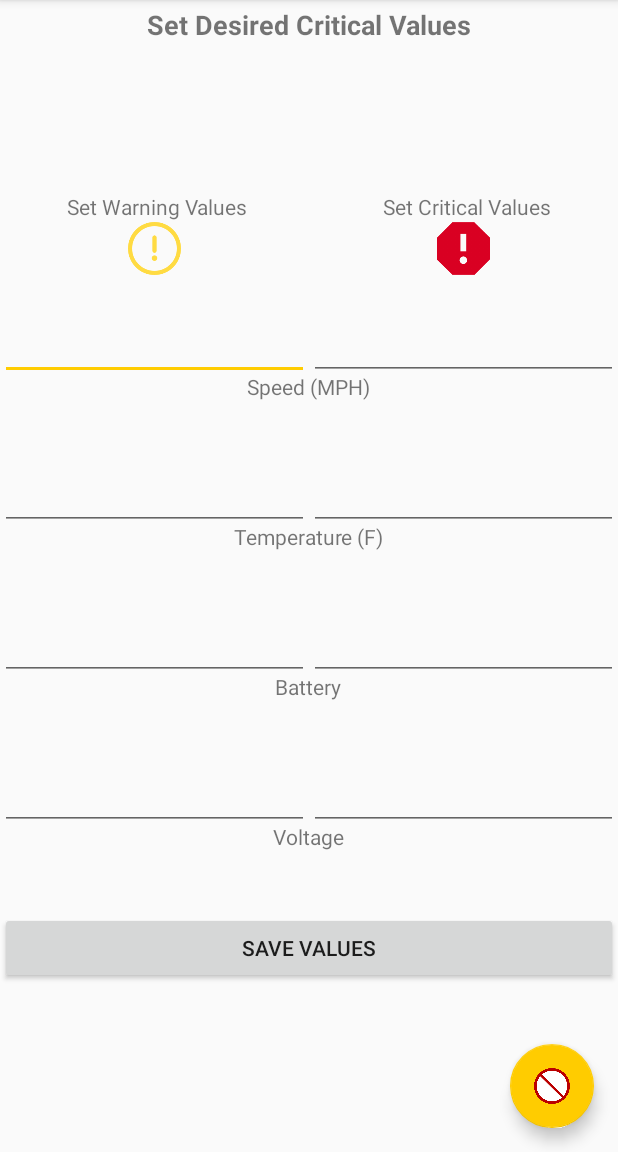
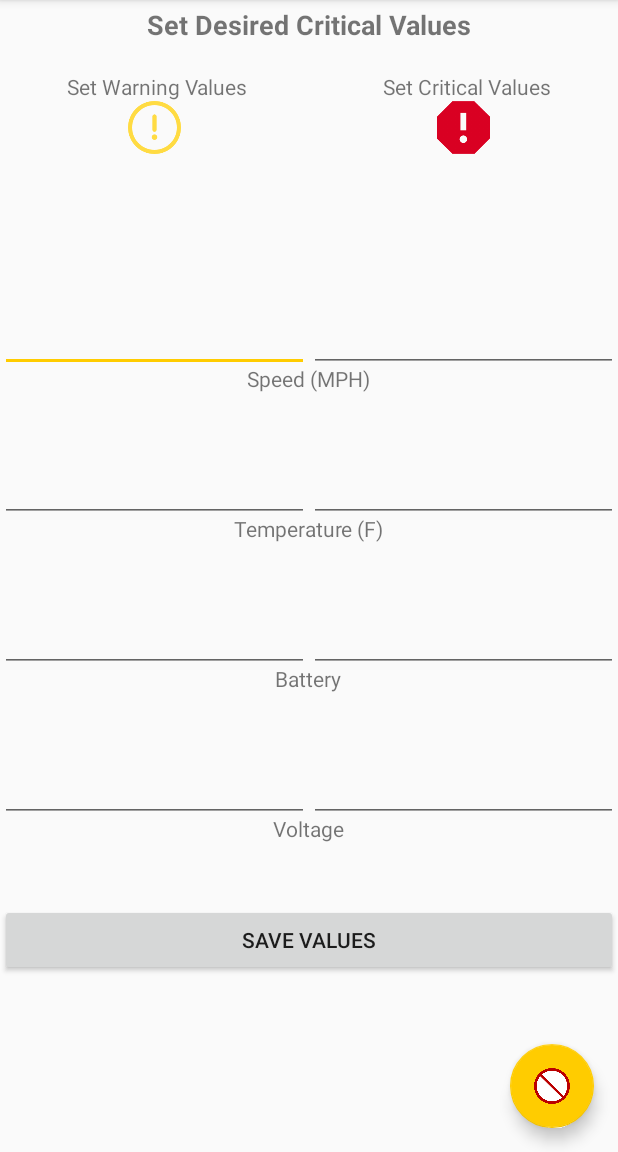
Before and after one commit to kathleenbaert/solardash, an Android app: the fragment TemperatureFragment placed in its activity, in the side drawer, after a tap on "Set Critical Values", on a phone screen of 412 x 824 dp, the part 84-1236 px from its top. Run offline under Robolectric (Android 15) with nearby library versions, the phone set to English and light mode, and no system bars.

Commit message:
fixed temperature list view

```diff
--- a/app/src/main/java/com/example/kathleenbaert/myapplication/TemperatureFragment.java
+++ b/app/src/main/java/com/example/kathleenbaert/myapplication/TemperatureFragment.java
@@ -28,22 +28,22 @@ public class TemperatureFragment extends Fragment {
     public void onActivityCreated(@Nullable Bundle savedInstanceState) {
         super.onActivityCreated( savedInstanceState );
 
-        String[] nameArray = {"Octopus", "Pig", "Sheep", "Rabbit", "Snake", "Spider"};
+        String[] nameArray = {"Test1", "Test2", "Test3", "Test4", "Test5", "Test6"};
 
         String[] infoArray = {
-                "8 tentacled monster",
-                "Delicious in rolls",
-                "Great for jumpers",
-                "Nice in a stew",
-                "Great for shoes",
-                "Scary."
+                "test sentence 1",
+                "test sentence 2",
+                "test sentence 3",
+                "test sentence 4",
+                "test sentence 5",
+                "test sentence 6."
         };
 
         Integer[] imageArray = {R.drawable.good,
-                R.drawable.warning,
-                R.drawable.critical,
+                R.drawable.good,
                 R.drawable.good,
                 R.drawable.warning,
+                R.drawable.good,
                 R.drawable.critical};
 
         ListView listView;
--- a/app/src/main/res/layout/critical_values_dash.xml
+++ b/app/src/main/res/layout/critical_values_dash.xml
@@ -21,22 +21,9 @@
         android:textSize="18sp"
         android:textStyle="bold"/>
 
-    <ScrollView
-        android:layout_width="match_parent"
-        android:layout_height="match_parent">
-
-
-        <RelativeLayout
-            android:orientation="vertical"
-            android:layout_width="fill_parent"
-            android:layout_height="fill_parent"
-            android:weightSum="1">
-
-
     <LinearLayout
         android:layout_width="fill_parent"
         android:layout_height="wrap_content"
-                android:layout_marginTop="80dp"
         android:weightSum="1">
         >
         <TextView
@@ -61,7 +48,6 @@
     <LinearLayout
         android:layout_width="fill_parent"
         android:layout_height="wrap_content"
-                android:layout_marginTop="100dp"
         android:weightSum="1">
 
         <ImageView
@@ -80,10 +66,21 @@
             android:layout_weight="0.5"/>
     </LinearLayout>
 
+
+
+    <ScrollView
+        android:layout_width="match_parent"
+        android:layout_height="match_parent">
+
+        <RelativeLayout
+            android:orientation="vertical"
+            android:layout_width="fill_parent"
+            android:layout_height="fill_parent"
+            android:weightSum="1">
             <LinearLayout
                 android:layout_width="fill_parent"
                 android:layout_height="wrap_content"
-                android:layout_marginTop="160dp"
+                android:layout_marginTop="100dp"
                 android:weightSum="1">
 
                 <EditText
@@ -110,13 +107,13 @@
                 android:layout_alignParentTop="true"
                 android:layout_centerHorizontal="true"
                 android:layout_gravity="center"
-                android:layout_marginTop="200dp"
+                android:layout_marginTop="140dp"
                 android:text="Speed (MPH)"/>
 
             <LinearLayout
                 android:layout_width="fill_parent"
                 android:layout_height="wrap_content"
-                android:layout_marginTop="260dp"
+                android:layout_marginTop="200dp"
                 android:weightSum="1">
 
                 <EditText
@@ -143,13 +140,14 @@
                 android:layout_alignParentTop="true"
                 android:layout_centerHorizontal="true"
                 android:layout_gravity="center"
-                android:layout_marginTop="300dp"
+                android:layout_marginTop="240dp"
                 android:text="Temperature (F)"/>
+
 
             <LinearLayout
                 android:layout_width="fill_parent"
                 android:layout_height="wrap_content"
-                android:layout_marginTop="360dp"
+                android:layout_marginTop="300dp"
                 android:weightSum="1">
 
                 <EditText
@@ -174,7 +172,7 @@
                 android:layout_width="wrap_content"
                 android:layout_height="wrap_content"
                 android:layout_alignParentTop="true"
-                android:layout_marginTop="400dp"
+                android:layout_marginTop="340dp"
                 android:layout_gravity="center"
                 android:layout_centerHorizontal="true"
                 android:text="Battery" />
@@ -183,7 +181,7 @@
             <LinearLayout
                 android:layout_width="fill_parent"
                 android:layout_height="wrap_content"
-                android:layout_marginTop="460dp"
+                android:layout_marginTop="400dp"
                 android:weightSum="1">
 
                 <EditText
@@ -208,7 +206,7 @@
                 android:layout_width="wrap_content"
                 android:layout_height="wrap_content"
                 android:layout_alignParentTop="true"
-                android:layout_marginTop="500dp"
+                android:layout_marginTop="440dp"
                 android:layout_gravity="center"
                 android:layout_centerHorizontal="true"
                 android:text="Voltage" />
@@ -219,7 +217,7 @@
                 android:id="@+id/save_button"
                 android:layout_width="fill_parent"
                 android:layout_height="wrap_content"
-                android:layout_marginTop="560dp"
+                android:layout_marginTop="500dp"
                 android:layout_gravity="center"
                 android:layout_centerHorizontal="true"
                 android:text="Save Values"/>
--- a/app/src/main/res/layout/temperature_dash.xml
+++ b/app/src/main/res/layout/temperature_dash.xml
@@ -6,6 +6,18 @@
               android:layout_height="fill_parent"
               android:orientation="vertical">
 
+    <TextView
+        android:id="@+id/heading"
+        android:layout_width="match_parent"
+        android:layout_height="44dp"
+        android:layout_alignParentTop="true"
+        android:layout_centerHorizontal="true"
+        android:layout_gravity="center"
+        android:layout_marginTop="60dp"
+        android:text="Temperature Readings"
+        android:textAlignment="center"
+        android:textSize="18sp"
+        android:textStyle="bold"/>
     <ListView
         android:id="@+id/listView"
         android:layout_width="match_parent"
```
Lines whose indentation alone changed are shown as unchanged.
